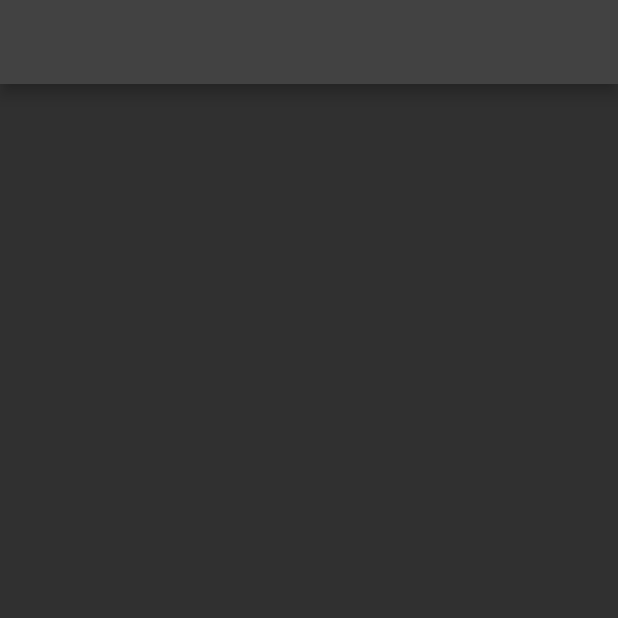
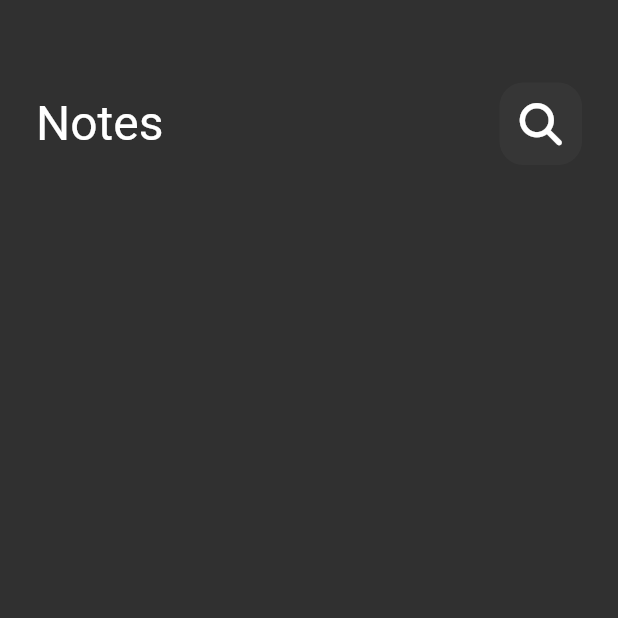
Before and after one commit to Mahmoud-Azmy/notes_app, a Flutter app: the screen it shows after launch, on a phone screen of 412 x 824 dp, the top half of it. Run offline on Flutter 3.47's test engine with Material 2 defaults, Android fonts, the phone set to English and light mode, and no system bars; our stand-ins replace font_awesome_flutter.

Commit message:
create notes view app bar

```diff
--- a/lib/views/notes_view.dart
+++ b/lib/views/notes_view.dart
@@ -1,12 +1,13 @@
 import 'package:flutter/material.dart';
+import 'package:note_app/widgets/notes_view_body.dart';
 
 class NotesView extends StatelessWidget {
   const NotesView({super.key});
 
   @override
   Widget build(BuildContext context) {
-    return Scaffold(
-      appBar: AppBar(),
+    return const Scaffold(
+      body: NotesViewBody(),
     );
   }
 }
--- /dev/null
+++ b/lib/widgets/custom_appbar.dart
@@ -0,0 +1,23 @@
+import 'package:flutter/material.dart';
+
+import 'package:note_app/widgets/custom_search_icon.dart';
+
+class CustomAppBar extends StatelessWidget {
+  const CustomAppBar({
+    super.key,
+  });
+
+  @override
+  Widget build(BuildContext context) {
+    return const Row(
+      children: [
+        Text(
+          'Notes',
+          style: TextStyle(fontSize: 32),
+        ),
+        Spacer(),
+        CustomSearchIcon()
+      ],
+    );
+  }
+}
--- /dev/null
+++ b/lib/widgets/custom_search_icon.dart
@@ -0,0 +1,21 @@
+import 'package:flutter/material.dart';
+import 'package:font_awesome_flutter/font_awesome_flutter.dart';
+
+class CustomSearchIcon extends StatelessWidget {
+  const CustomSearchIcon({
+    super.key,
+  });
+
+  @override
+  Widget build(BuildContext context) {
+    return Container(
+        height: 55,
+        width: 55,
+        decoration: BoxDecoration(
+            color: Colors.white.withOpacity(.03),
+            borderRadius: BorderRadius.circular(16)),
+        child: IconButton(
+            onPressed: () {},
+            icon: const Icon(FontAwesomeIcons.magnifyingGlass, size: 28)));
+  }
+}
--- /dev/null
+++ b/lib/widgets/notes_view_body.dart
@@ -0,0 +1,16 @@
+import 'package:flutter/material.dart';
+import 'package:note_app/widgets/custom_appbar.dart';
+
+class NotesViewBody extends StatelessWidget {
+  const NotesViewBody({super.key});
+
+  @override
+  Widget build(BuildContext context) {
+    return const Padding(
+      padding: EdgeInsets.only(top: 55, left: 24, right: 24),
+      child: Column(
+        children: [CustomAppBar()],
+      ),
+    );
+  }
+}
--- a/pubspec.yaml
+++ b/pubspec.yaml
@@ -35,6 +35,7 @@ dependencies:
   # The following adds the Cupertino Icons font to your application.
   # Use with the CupertinoIcons class for iOS style icons.
   cupertino_icons: ^1.0.2
+  font_awesome_flutter: ^10.5.0
 
 dev_dependencies:
   flutter_test:
```
Also changed, not shown: pubspec.lock.
